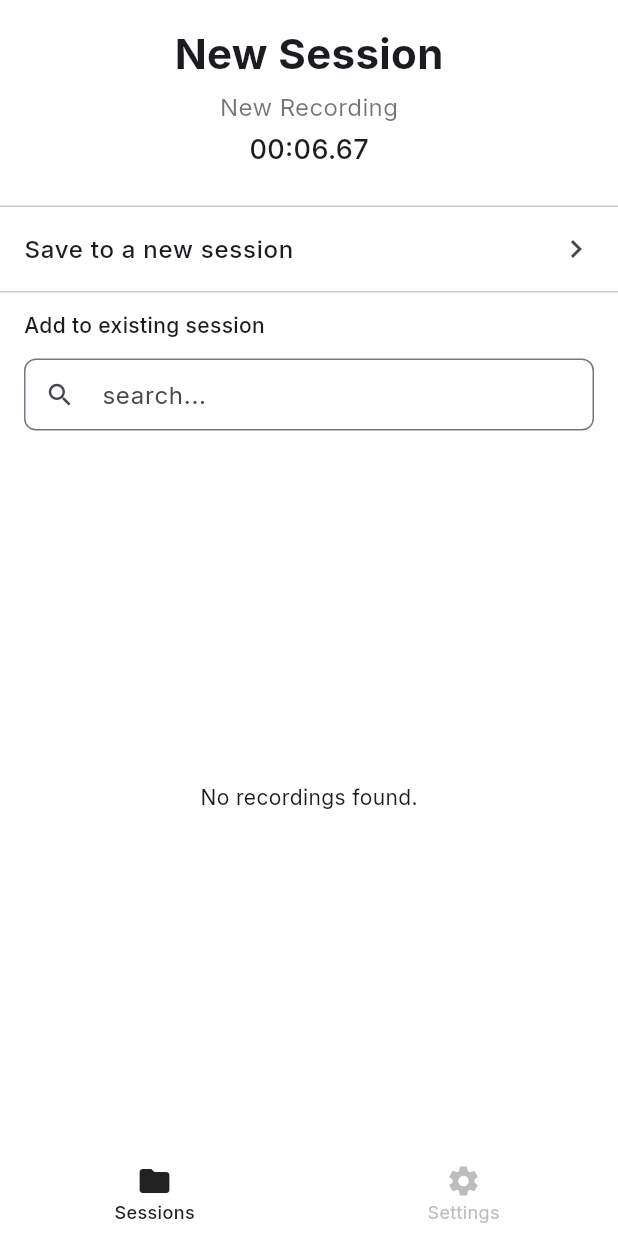
After one commit to Najaf555/cord-app, a Flutter app: the SaveRecordingScreen screen opened directly, on a phone screen of 412 x 824 dp. The commit adds this screen. Run offline on Flutter 3.47's test engine with Material 3 defaults, Android fonts, the phone set to English and light mode, and no system bars; our stand-ins replace cloud_firestore, firebase_auth, firebase_core, firebase_messaging, firebase_storage, flutter_slidable and 4 more; missing offline and left inert: flutter_facebook_auth; accounts and stored records are empty; project files that could hold a hidden picture were left out.

Commit message:
recordings integrated with backend

```diff
--- /dev/null
+++ b/lib/views/save.recording.dart
@@ -0,0 +1,212 @@
+import 'package:flutter/material.dart';
+import 'package:get/get.dart';
+import '../controllers/navigation_controller.dart';
+import 'main_navigation.dart';
+import 'sessions_view.dart';
+import 'settings_view.dart';
+import 'package:cloud_firestore/cloud_firestore.dart';
+
+class SaveRecordingScreen extends StatelessWidget {
+  const SaveRecordingScreen({super.key});
+
+  @override
+  Widget build(BuildContext context) {
+    final NavigationController navController = Get.find<NavigationController>();
+    return Scaffold(
+      backgroundColor: Colors.white,
+      body: SafeArea(
+        child: Column(
+          crossAxisAlignment: CrossAxisAlignment.start,
+          children: [
+            const SizedBox(height: 16),
+            Center(
+              child: Column(
+                children: const [
+                  Text(
+                    'New Session',
+                    style: TextStyle(fontSize: 28, fontWeight: FontWeight.bold),
+                  ),
+                  SizedBox(height: 4),
+                  Text(
+                    'New Recording',
+                    style: TextStyle(fontSize: 16, color: Colors.black54),
+                  ),
+                  SizedBox(height: 4),
+                  Text(
+                    '00:06.67',
+                    style: TextStyle(fontSize: 18, fontWeight: FontWeight.w500),
+                  ),
+                ],
+              ),
+            ),
+            const SizedBox(height: 24),
+            const Divider(height: 1),
+            ListTile(
+              title: const Text('Save to a new session', style: TextStyle(fontWeight: FontWeight.w500)),
+              trailing: const Icon(Icons.chevron_right),
+              onTap: () {},
+              contentPadding: const EdgeInsets.symmetric(horizontal: 16),
+            ),
+            const Divider(height: 1),
+            Padding(
+              padding: const EdgeInsets.symmetric(horizontal: 16, vertical: 12),
+              child: const Text('Add to existing session', style: TextStyle(fontWeight: FontWeight.w500)),
+            ),
+            Padding(
+              padding: const EdgeInsets.symmetric(horizontal: 16),
+              child: TextField(
+                decoration: InputDecoration(
+                  hintText: 'search...',
+                  prefixIcon: Icon(Icons.search, size: 20),
+                  contentPadding: EdgeInsets.symmetric(vertical: 0, horizontal: 12),
+                  border: OutlineInputBorder(
+                    borderRadius: BorderRadius.circular(8),
+                    borderSide: BorderSide(color: Color(0xFFE0E0E0)),
+                  ),
+                  isDense: true,
+                ),
+              ),
+            ),
+            const SizedBox(height: 8),
+            Expanded(
+              child: StreamBuilder<QuerySnapshot>(
+                stream: FirebaseFirestore.instance.collection('recordings').orderBy('createdAt', descending: true).snapshots(),
+                builder: (context, snapshot) {
+                  if (snapshot.connectionState == ConnectionState.waiting) {
+                    return const Center(child: CircularProgressIndicator());
+                  }
+                  if (!snapshot.hasData || snapshot.data!.docs.isEmpty) {
+                    return const Center(child: Text('No recordings found.'));
+                  }
+                  final recordings = snapshot.data!.docs;
+                  return ListView.builder(
+                    itemCount: recordings.length,
+                    itemBuilder: (context, index) {
+                      final data = recordings[index].data() as Map<String, dynamic>;
+                      return ListTile(
+                        contentPadding: const EdgeInsets.symmetric(horizontal: 16, vertical: 4),
+                        leading: const Icon(Icons.audiotrack, color: Colors.blue),
+                        title: Text(data['fileName'] ?? 'Unknown', style: const TextStyle(fontWeight: FontWeight.w600)),
+                        subtitle: Column(
+                          crossAxisAlignment: CrossAxisAlignment.start,
+                          children: [
+                            Text('Duration: ${data['duration'] ?? '--:--'}', style: const TextStyle(fontSize: 13, color: Colors.black54)),
+                            if (data['createdAt'] != null)
+                              Text(
+                                'Created: ' + (data['createdAt'] is Timestamp
+                                    ? (data['createdAt'] as Timestamp).toDate().toString().substring(0, 16)
+                                    : data['createdAt'].toString()),
+                                style: const TextStyle(fontSize: 12, color: Colors.black38),
+                              ),
+                          ],
+                        ),
+                        trailing: const Icon(Icons.chevron_right, color: Colors.black38),
+                        onTap: () {},
+                      );
+                    },
+                  );
+                },
+              ),
+            ),
+          ],
+        ),
+      ),
+      bottomNavigationBar: BottomNavigationBar(
+        backgroundColor: Colors.white,
+        elevation: 0,
+        type: BottomNavigationBarType.fixed,
+        selectedItemColor: const Color(0xFF222222),
+        unselectedItemColor: const Color(0xFFBDBDBD),
+        selectedLabelStyle: const TextStyle(
+          fontFamily: 'Inter',
+          fontWeight: FontWeight.w500,
+          fontSize: 12,
+        ),
+        unselectedLabelStyle: const TextStyle(
+          fontFamily: 'Inter',
+          fontWeight: FontWeight.w400,
+          fontSize: 12,
+        ),
+        currentIndex: 0,
+        onTap: (index) {
+          if (index == 0) {
+            if (!(context.widget is SessionsView)) {
+              Navigator.of(context).pushReplacement(
+                MaterialPageRoute(builder: (_) => const SessionsView()),
+              );
+            }
+          } else if (index == 1) {
+            if (!(context.widget is SettingsView)) {
+              Navigator.of(context).pushReplacement(
+                MaterialPageRoute(builder: (_) => const SettingsView()),
+              );
+            }
+          }
+        },
+        items: const [
+          BottomNavigationBarItem(
+            icon: Icon(Icons.folder),
+            label: 'Sessions',
+          ),
+          BottomNavigationBarItem(
+            icon: Icon(Icons.settings),
+            label: 'Settings',
+          ),
+        ],
+      ),
+    );
+  }
+}
+
+class _SessionTile extends StatelessWidget {
+  final String title;
+  final String date;
+  final List<String> avatars;
+  final int recordings;
+  const _SessionTile({required this.title, required this.date, required this.avatars, required this.recordings});
+
+  @override
+  Widget build(BuildContext context) {
+    return ListTile(
+      contentPadding: const EdgeInsets.symmetric(horizontal: 16, vertical: 4),
+      title: Text(title, style: const TextStyle(fontWeight: FontWeight.w600)),
+      subtitle: Text(date, style: const TextStyle(fontSize: 13, color: Colors.black54)),
+      leading: SizedBox(
+        width: 80,
+        child: Stack(
+          children: [
+            for (int i = 0; i < avatars.length && i < 3; i++)
+              Positioned(
+                left: i * 24,
+                child: CircleAvatar(
+                  radius: 16,
+                  backgroundImage: NetworkImage(avatars[i]),
+                ),
+              ),
+            if (avatars.length > 3)
+              Positioned(
+                left: 3 * 24,
+                child: CircleAvatar(
+                  radius: 16,
+                  backgroundColor: Colors.grey[300],
+                  child: Text(
+                    '+${avatars.length - 3}',
+                    style: const TextStyle(fontSize: 13, color: Colors.black),
+                  ),
+                ),
+              ),
+          ],
+        ),
+      ),
+      trailing: Column(
+        mainAxisAlignment: MainAxisAlignment.center,
+        crossAxisAlignment: CrossAxisAlignment.end,
+        children: [
+          const Icon(Icons.chevron_right, size: 24),
+          Text('$recordings recordings', style: const TextStyle(fontSize: 12, color: Colors.black54)),
+        ],
+      ),
+      onTap: () {},
+    );
+  }
+}
--- a/lib/views/sessions_view.dart
+++ b/lib/views/sessions_view.dart
@@ -10,6 +10,7 @@ import 'package:firebase_auth/firebase_auth.dart';
 import 'package:cloud_firestore/cloud_firestore.dart';
 import 'session_detail_view.dart';
 import '../controllers/session_detail_controller.dart';
+import 'save.recording.dart';
 
 
 class SessionsView extends StatefulWidget {
```
Also changed, not shown: lib/views/paused_recording.dart (+148 -11 lines).
